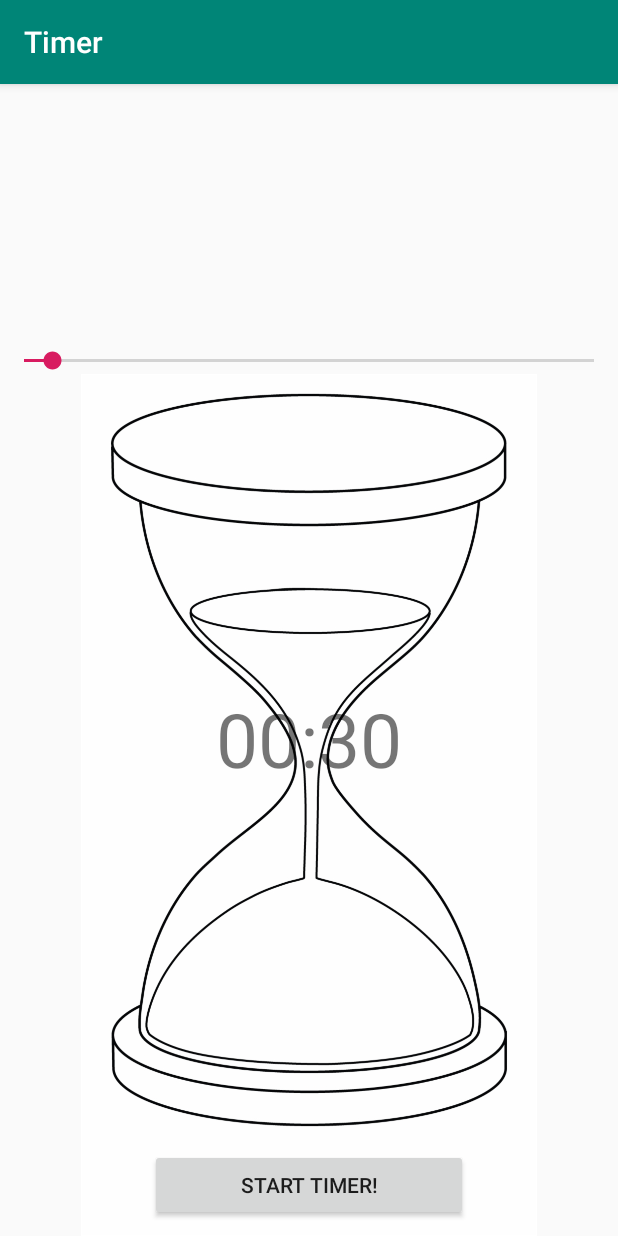
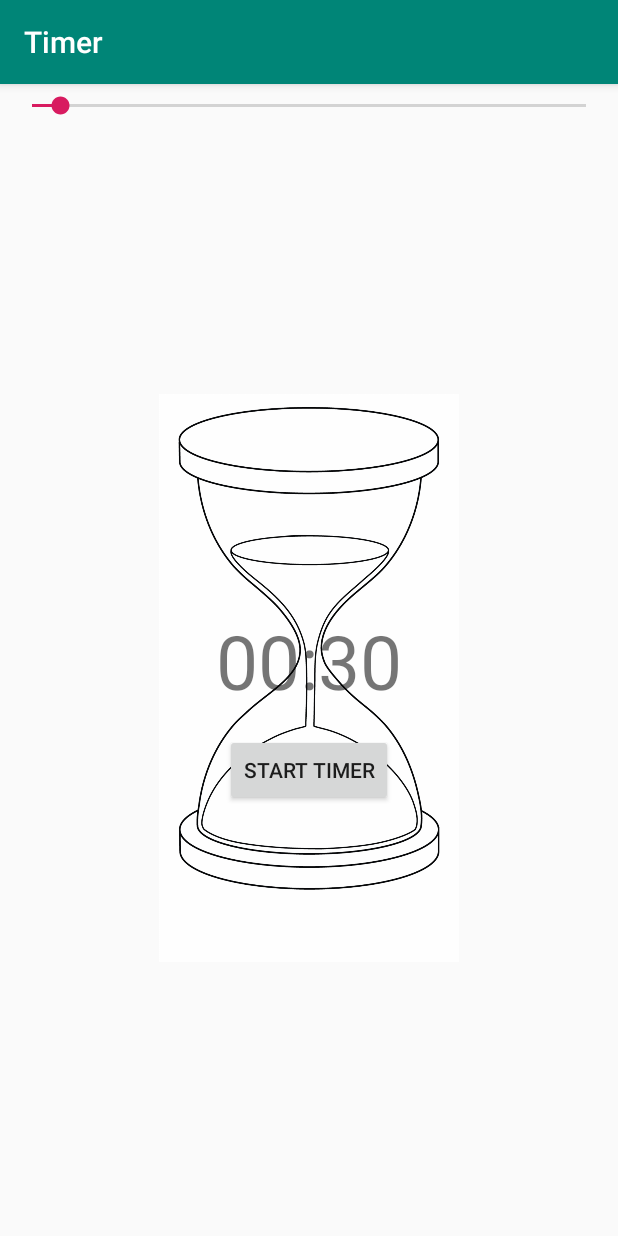
Before and after one commit to mikezalik/Timer, an Android app: the screen it shows after launch (MainActivity), on a phone screen of 412 x 824 dp. Run offline under Robolectric (Android 15) with nearby library versions, the light colour scheme and no system bars.

Commit message:
Refactors XML and layout to correct constraint errors.

```diff
--- a/app/src/main/java/com/mikezalik/timer/MainActivity.java
+++ b/app/src/main/java/com/mikezalik/timer/MainActivity.java
@@ -7,25 +7,23 @@ import android.os.Bundle;
 import android.os.CountDownTimer;
 import android.view.View;
 import android.widget.Button;
-import android.widget.EditText;
-import android.widget.ImageView;
 import android.widget.SeekBar;
 import android.widget.TextView;
 
 public class MainActivity extends AppCompatActivity {
 
-    TextView numTime;
-    SeekBar seekBar;
+    TextView timerTextView;
+    SeekBar timerSeekBar;
     Boolean counterIsActive = false;
-    Button timerStart;
+    Button startButton;
     CountDownTimer countDownTimer;
 
     public final void resetTimer() {
-        numTime.setText("0:30");
-        seekBar.setProgress(30);
-        seekBar.setEnabled(true);
+        timerTextView.setText("0:30");
+        timerSeekBar.setProgress(30);
+        timerSeekBar.setEnabled(true);
         countDownTimer.cancel();
-        timerStart.setText("Start Timer");
+        startButton.setText("Start Timer");
         counterIsActive = false;
     }
 
@@ -36,10 +34,10 @@ public class MainActivity extends AppCompatActivity {
 
         } else {
             counterIsActive = true;
-            seekBar.setEnabled(false);
-            timerStart.setText("Stop Timer!");
+            timerSeekBar.setEnabled(false);
+            startButton.setText("Stop Timer!");
 
-            countDownTimer = new CountDownTimer(seekBar.getProgress() * 1000 + 100, 1000) {
+            countDownTimer = new CountDownTimer(timerSeekBar.getProgress() * 1000 + 100, 1000) {
                 @Override
                 public void onTick(long l) {
                     updateTimer((int) l / 1000);
@@ -66,7 +64,7 @@ public class MainActivity extends AppCompatActivity {
             secondString = "0" + secondString;
         }
 
-        numTime.setText(Integer.toString(minutes) + ":" + secondString);
+        timerTextView.setText(Integer.toString(minutes) + ":" + secondString);
     }
 
     @Override
@@ -74,14 +72,14 @@ public class MainActivity extends AppCompatActivity {
         super.onCreate(savedInstanceState);
         setContentView(R.layout.activity_main);
 
-        seekBar = findViewById(R.id.seekBar);
-        numTime = findViewById(R.id.numTime);
-        timerStart = findViewById(R.id.timerStart);
+        timerSeekBar = findViewById(R.id.timerSeekBar);
+        timerTextView = findViewById(R.id.timerTextView);
+        startButton = findViewById(R.id.startButton);
 
-        seekBar.setMax(600);
-        seekBar.setProgress(30);
+        timerSeekBar.setMax(600);
+        timerSeekBar.setProgress(30);
 
-        seekBar.setOnSeekBarChangeListener(new SeekBar.OnSeekBarChangeListener() {
+        timerSeekBar.setOnSeekBarChangeListener(new SeekBar.OnSeekBarChangeListener() {
             @Override
             public void onProgressChanged(SeekBar seekBar, int i, boolean b) {
                 updateTimer(i);
--- a/app/src/main/res/layout/activity_main.xml
+++ b/app/src/main/res/layout/activity_main.xml
@@ -7,55 +7,51 @@
     tools:context=".MainActivity">
 
     <SeekBar
-        android:id="@+id/seekBar"
+        android:id="@+id/timerSeekBar"
         android:layout_width="0dp"
         android:layout_height="wrap_content"
-        android:layout_marginTop="250dp"
-        android:layout_marginBottom="650dp"
-        app:layout_constraintBottom_toBottomOf="parent"
-        app:layout_constraintLeft_toLeftOf="parent"
-        app:layout_constraintRight_toRightOf="parent"
+        android:layout_marginStart="5dp"
+        android:layout_marginTop="5dp"
+        android:layout_marginEnd="5dp"
+        app:layout_constraintEnd_toEndOf="parent"
+        app:layout_constraintStart_toStartOf="parent"
         app:layout_constraintTop_toTopOf="parent" />
 
     <ImageView
-        android:id="@+id/timerImage"
-        android:layout_width="0dp"
-        android:layout_height="0dp"
-        android:onClick="buttonClicked"
+        android:id="@+id/sandTimerImageView"
+        android:layout_width="200dp"
+        android:layout_height="520dp"
+        android:layout_marginStart="30dp"
+        android:layout_marginTop="30dp"
+        android:layout_marginEnd="30dp"
+        android:layout_marginBottom="30dp"
         app:layout_constraintBottom_toBottomOf="parent"
-        app:layout_constraintLeft_toLeftOf="parent"
-        app:layout_constraintRight_toRightOf="parent"
-        app:layout_constraintTop_toBottomOf="@+id/seekBar"
+        app:layout_constraintEnd_toEndOf="parent"
+        app:layout_constraintStart_toStartOf="parent"
+        app:layout_constraintTop_toBottomOf="@+id/timerSeekBar"
         app:srcCompat="@drawable/sand_timer" />
 
     <TextView
-        android:id="@+id/numTime"
+        android:id="@+id/timerTextView"
         android:layout_width="wrap_content"
         android:layout_height="wrap_content"
-        android:layout_marginStart="100dp"
-        android:layout_marginTop="300dp"
-        android:layout_marginEnd="100dp"
-        android:layout_marginBottom="180dp"
         android:text="00:30"
-        android:textSize="50sp"
-        app:layout_constraintBottom_toTopOf="@+id/timerStart"
-        app:layout_constraintEnd_toEndOf="@+id/timerImage"
-        app:layout_constraintStart_toStartOf="@+id/timerImage"
-        app:layout_constraintTop_toTopOf="@+id/timerImage" />
+        android:textSize="50dp"
+        app:layout_constraintBottom_toBottomOf="parent"
+        app:layout_constraintEnd_toEndOf="parent"
+        app:layout_constraintHorizontal_bias="0.5"
+        app:layout_constraintStart_toStartOf="parent"
+        app:layout_constraintTop_toTopOf="parent" />
 
     <Button
-        android:id="@+id/timerStart"
-        android:layout_width="0dp"
+        android:id="@+id/startButton"
+        android:layout_width="wrap_content"
         android:layout_height="wrap_content"
-        android:layout_marginStart="100dp"
-        android:layout_marginTop="60dp"
-        android:layout_marginEnd="100dp"
-        android:layout_marginBottom="100dp"
-        android:text="Start Timer!"
-        app:layout_constraintBottom_toBottomOf="parent"
-        app:layout_constraintEnd_toEndOf="@+id/timerImage"
-        app:layout_constraintStart_toEndOf="@+id/timerImage"
-        app:layout_constraintStart_toStartOf="@+id/timerImage"
-        app:layout_constraintTop_toBottomOf="@+id/numTime" />
-
+        android:layout_marginTop="15dp"
+        android:text="Start Timer"
+        android:onClick="buttonClicked"
+        app:layout_constraintEnd_toEndOf="parent"
+        app:layout_constraintHorizontal_bias="0.5"
+        app:layout_constraintStart_toStartOf="parent"
+        app:layout_constraintTop_toBottomOf="@+id/timerTextView" />
 </androidx.constraintlayout.widget.ConstraintLayout>
```
